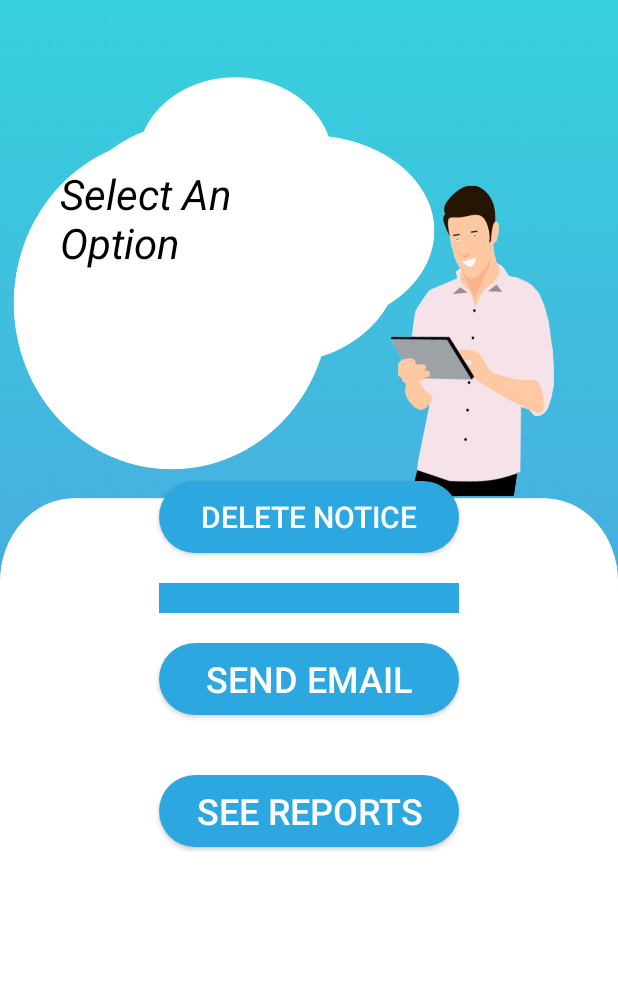
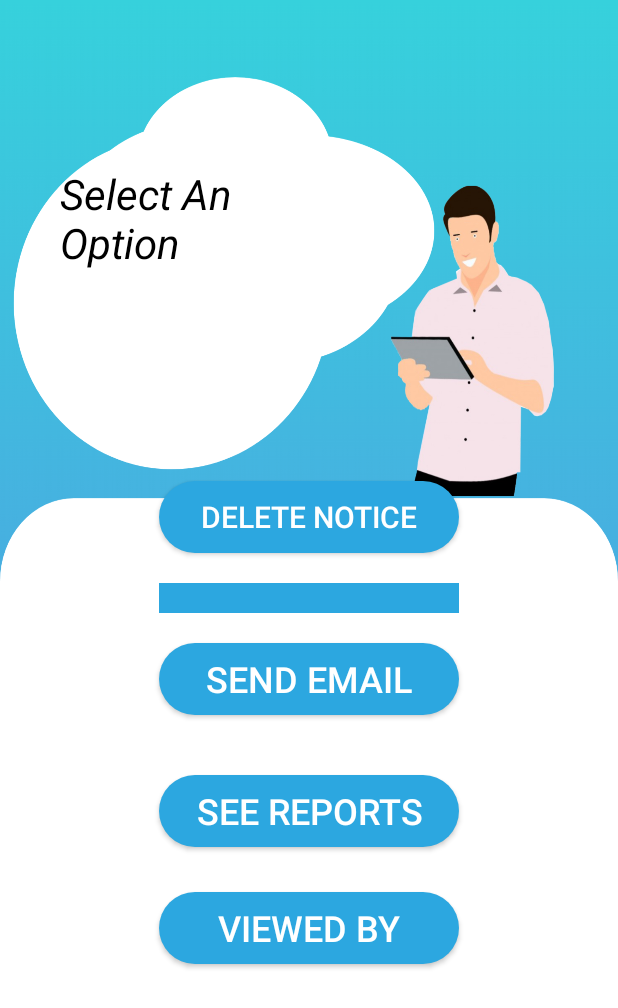
Before and after one commit to SKYLARK-13/MK23_WEBREBELS, an Android app: the DeletActivity screen opened directly, with no data from a screen before it, on a phone screen of 412 x 824 dp. Shown: the top 1008 px of the screen. Run offline under Robolectric (Android 15) with nearby library versions, the phone set to English and light mode, and no system bars; our stand-ins replace Firebase (no records; nobody signed in at launch, a user with empty details on screens opened directly), Volley.

Commit message:
Small change buttons are added

```diff
--- a/app/src/main/res/layout/activity_delet.xml
+++ b/app/src/main/res/layout/activity_delet.xml
@@ -66,4 +66,16 @@
         android:layout_below="@+id/send"
         android:layout_marginTop="20dp"/>
 
+    <Button
+        android:layout_width="200dp"
+        android:layout_height="wrap_content"
+        android:text="Viewed by"
+        android:textSize="24sp"
+        android:textColor="#FFF"
+        android:background="@drawable/button"
+        android:id="@+id/Viewedby"
+        android:layout_centerHorizontal="true"
+        android:layout_below="@+id/report"
+        android:layout_marginTop="30dp"/>
+
 </RelativeLayout>
```
Also changed, not shown: app/src/main/res/layout/activity_admin.xml (+21 -1 lines).
